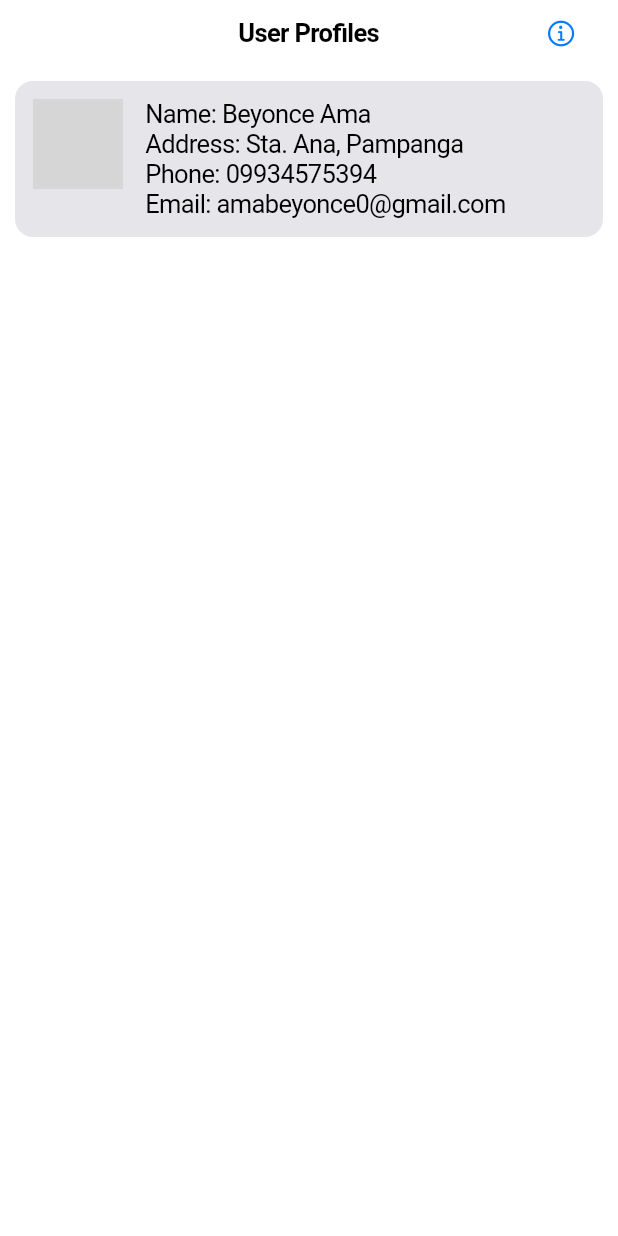
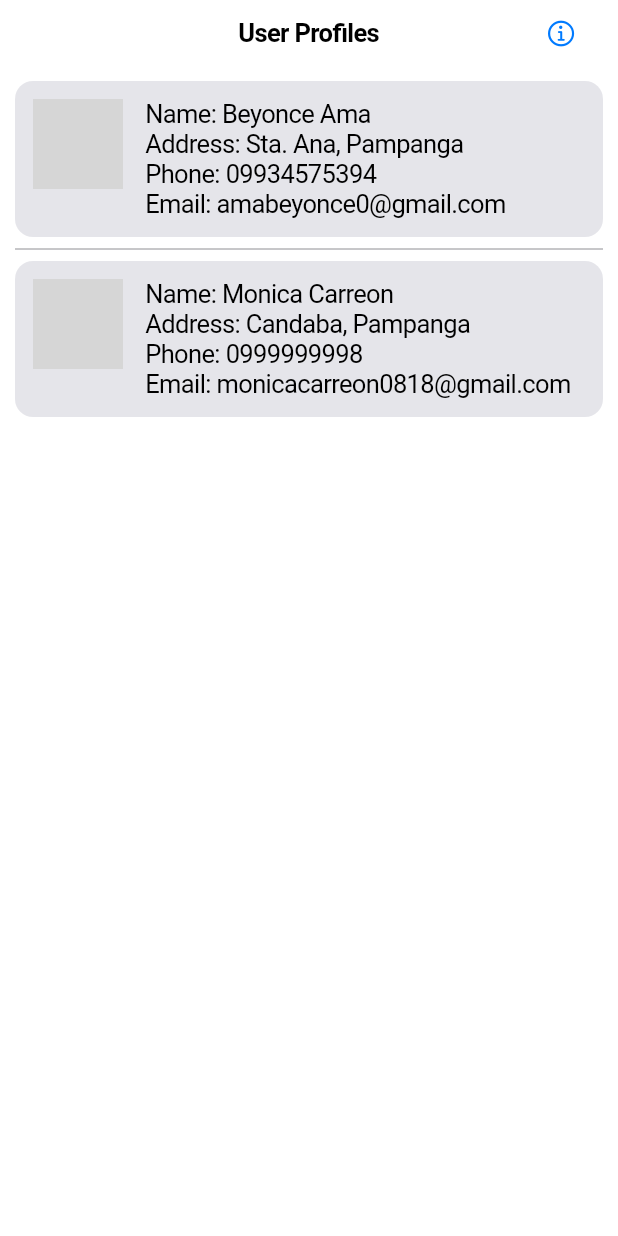
Before and after one commit to Carreon-Monica/midtermAct, a Flutter app: the screen it shows after launch, on a phone screen of 412 x 824 dp. Run offline on Flutter 3.47's test engine with Material 2 defaults, Android fonts, the phone set to English and light mode, and no system bars; network calls fail; grey boxes are pictures that could not be loaded.

Commit message:
added by "Monica Carreon"

```diff
--- a/lib/main.dart
+++ b/lib/main.dart
@@ -23,6 +23,13 @@ class UserProfileScreen extends StatelessWidget {
       'phone': '09934575394',
       'email': 'amabeyonce0@gmail.com',
       'image': 'https://scontent.fmnl13-1.fna.fbcdn.net/v/t39.30808-1/476560541_3055917897894831_2544576589834880273_n.jpg?stp=dst-jpg_s200x200_tt6&_nc_cat=103&ccb=1-7&_nc_sid=e99d92&_nc_ohc=ieUybkDeLkwQ7kNvgHKBOUU&_nc_oc=Adh2E1lgxjlCDxlUJMOh0Yjdghm5hMvdUBWP3TlDd2DhQCn5pV1mzc4AzzzrlMBbeCU&_nc_zt=24&_nc_ht=scontent.fmnl13-1.fna&_nc_gid=A5nCsERc6Fc7va3GDV_g4o3&oh=00_AYBf9XAXOYlPXhU5TSNY-7P71NI8tYrpPBd8ZRvKqsYa7A&oe=67B34381',
+    },
+    {
+      'name': 'Monica Carreon',
+      'address': 'Candaba, Pampanga',
+      'phone': '0999999998',
+      'email': 'monicacarreon0818@gmail.com',
+      'image': 'https://scontent.fmnl13-1.fna.fbcdn.net/v/t39.30808-1/476800186_2534566823405634_5152775271712346789_n.jpg?stp=dst-jpg_s200x200_tt6&_nc_cat=103&ccb=1-7&_nc_sid=e99d92&_nc_eui2=AeG5f5zmIgv8ZuSvrh8MVl_hd4OLjx3feql3g4uPHd96qZKWH_nTywWv_kh2XKwifxQ28D6oF1sAwjVKzQBAJ-oB&_nc_ohc=ut9IdVWprrwQ7kNvgH9_-Q_&_nc_oc=AdhV7XaDSGFnKHZmwbSbIQLgiYKwBQWCN7P1fCzacqcDTM4jhwGWn8IPfjJOC-0uQdw&_nc_zt=24&_nc_ht=scontent.fmnl13-1.fna&_nc_gid=AfHTSN1XLYOLZyv2nz8aFYb&oh=00_AYBOn6fosR7ntKgOIvksiFGoQbh_7vasxqpbmWxsyF3rfw&oe=67B32AEB',
     },
   ];
 
--- a/pubspec.yaml
+++ b/pubspec.yaml
@@ -60,8 +60,8 @@ flutter:
   uses-material-design: true
 
   # To add assets to your application, add an assets section, like this:
-  # assets:
-  #   - images/a_dot_burr.jpeg
+  assets:
+    - images/
   #   - images/a_dot_ham.jpeg
 
   # An image asset can refer to one or more resolution-specific "variants", see
```
Also changed, not shown: images/1.JPG (added), images/2.JPG (added), images/3.JPG (added), images/4.JPG (added), images/5.JPG (added), images/6.JPG (added).
